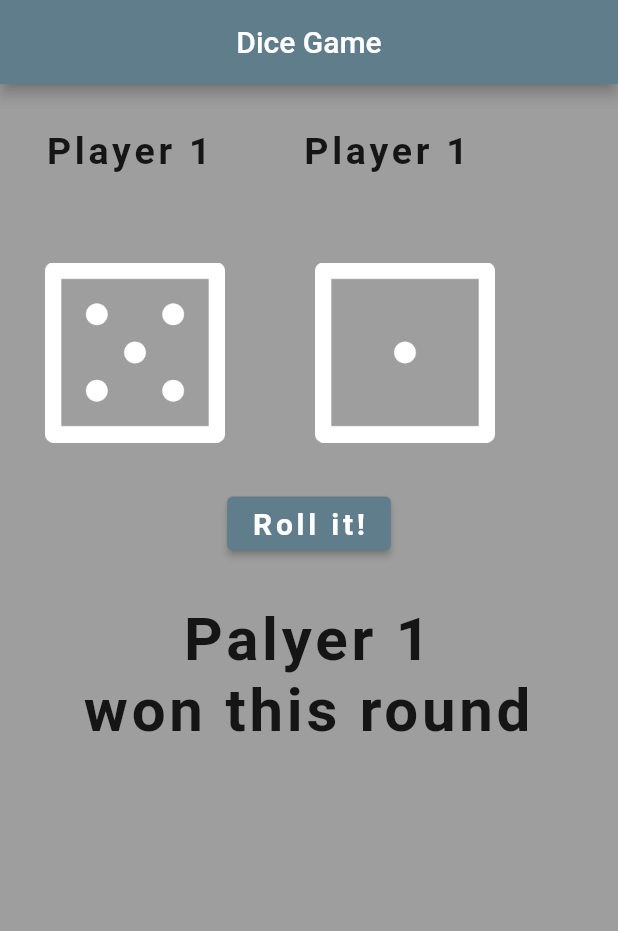
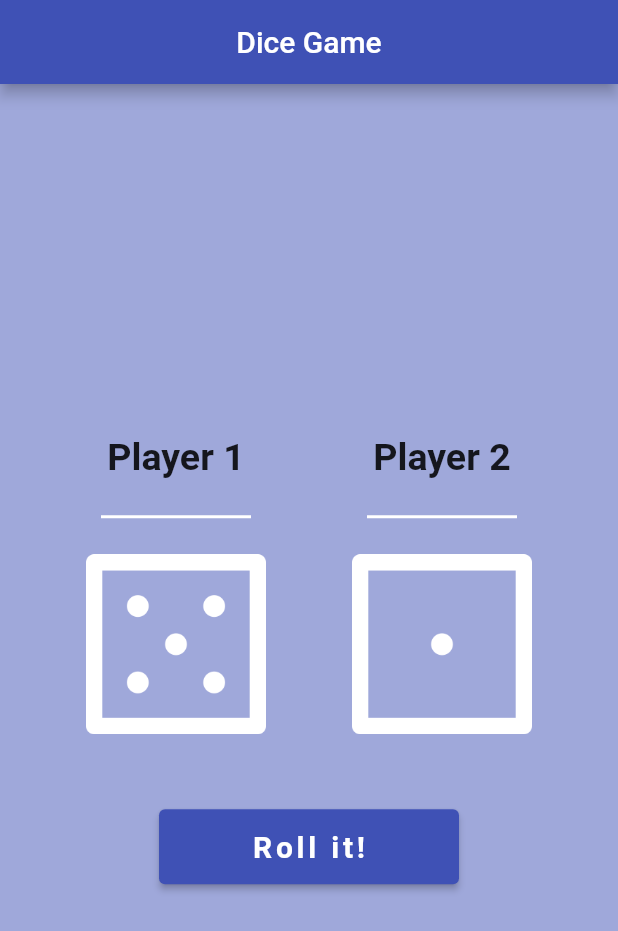
Before and after one commit to besarshabani9/dice_game, a Flutter app: the screen it shows after launch, after a tap on "Roll it!", on a phone screen of 412 x 824 dp. Shown: the top 931 px of the screen. Run offline on Flutter 3.47's test engine with Material 2 defaults, Android fonts, the phone set to English and light mode, and no system bars.

Commit message:
UI redesigned

```diff
--- a/lib/main.dart
+++ b/lib/main.dart
@@ -1,7 +1,7 @@
 import 'package:flutter/material.dart';
 import 'dart:math';
 
-void main() => runApp(MyApp());
+void main() => runApp(const MyApp());
 
 // void main() {
 //   runApp(
@@ -15,14 +15,14 @@ class MyApp extends StatelessWidget {
   @override
   Widget build(BuildContext context) {
     return MaterialApp(
-      theme: ThemeData(primarySwatch: Colors.blueGrey),
+      theme: ThemeData(primarySwatch: Colors.indigo),
       debugShowCheckedModeBanner: false,
       home: Scaffold(
         appBar: AppBar(
-          title: Text("Dice Game"),
+          title: const Text("Dice Game"),
           centerTitle: true,
         ),
-        body: HomeScreen(),
+        body: const HomeScreen(),
       ),
     );
   }
@@ -36,22 +36,19 @@ class HomeScreen extends StatefulWidget {
 }
 
 class _HomeScreenState extends State<HomeScreen> {
-  String _img1url = "images/1.png";
-  String _img2url = "images/1.png";
-  String _winner = "";
+  int leftDiceNo = 2;
+  int rightDiceNo = 2;
 
   void onClick() {
-    this.setState(() {
-      var ranNo1 = Random().nextInt(6) + 1;
-      _img1url = "images/$ranNo1.png";
-      var ranNo2 = Random().nextInt(5) + 1;
-      _img2url = "images/$ranNo2.png";
-      if (ranNo1 > ranNo2) {
-        _winner = "Palyer 1 \nwon this round";
-      } else if (ranNo1 < ranNo2) {
-        _winner = "Palyer 2 \nwon  this round";
+    setState(() {
+      leftDiceNo = Random().nextInt(6) + 1;
+      rightDiceNo = Random().nextInt(5) + 1;
+
+      if (leftDiceNo > rightDiceNo) {
+      } else if (leftDiceNo < rightDiceNo) {
+        //_winner = "Palyer 2 \nwon  this round";
       } else {
-        _winner = "No Winner this round";
+        //_winner = "No Winner this round";
       }
     });
   }
@@ -59,64 +56,75 @@ class _HomeScreenState extends State<HomeScreen> {
   @override
   Widget build(BuildContext context) {
     return Container(
-      color: Colors.grey,
+      color: Colors.indigo.shade200,
       child: Column(
+        mainAxisAlignment: MainAxisAlignment.center,
         children: [
           Row(
+            mainAxisAlignment: MainAxisAlignment.spaceEvenly,
             children: [
-              Container(
-                padding: EdgeInsets.all(30),
-                child: const Text(
+              Column(
+                children: [
+                  const Text(
                     "Player 1",
-                  textAlign: TextAlign.start,
                     style: TextStyle(
                       fontSize: 25.0,
                       fontWeight: FontWeight.bold,
-                    letterSpacing: 2.5,
                     ),
                   ),
+                  const SizedBox(
+                    width: 100.0,
+                    height: 50.0,
+                    child: Divider(
+                      color: Colors.white,
+                      thickness: 2.0,
                     ),
-              Container(
-                padding: EdgeInsets.all(30),
-                child: const Text(
-                  "Player 1",
-                  textAlign: TextAlign.end,
+                  ),
+                  Image(
+                    image: AssetImage("images/$leftDiceNo.png"),
+                    width: 120,
+                    height: 120,
+                  ),
+                ],
+              ),
+              Column(
+                children: [
+                  const Text(
+                    "Player 2",
                     style: TextStyle(
                       fontSize: 25.0,
                       fontWeight: FontWeight.bold,
-                    letterSpacing: 2.5,
                     ),
                   ),
+                  const SizedBox(
+                    width: 100.0,
+                    height: 50.0,
+                    child: Divider(
+                      color: Colors.white,
+                      thickness: 2.0,
                     ),
-            ],
                   ),
-          Row(
-            children: [
-              Container(
-                padding: EdgeInsets.all(30),
-                child: Image(
-                  image: AssetImage(_img1url),
+                  Image(
+                    image: AssetImage("images/$rightDiceNo.png"),
                     width: 120,
                     height: 120,
                   ),
-              ),
-              Container(
-                padding: EdgeInsets.all(30),
-                child: Image(
-                  image: AssetImage(_img2url),
-                  width: 120,
-                  height: 120,
-                ),
-              ),
+                ],
+              )
             ],
           ),
-          Container(
-            child: ElevatedButton(
+          const SizedBox(height: 50.0),
+          Row(
+            mainAxisAlignment: MainAxisAlignment.center,
+            children: [
+              ElevatedButton(
                 style: ElevatedButton.styleFrom(
-                backgroundColor: Colors.blueGrey,
+                  fixedSize: Size(200.0, 50.0),
+                  backgroundColor: Colors.indigo,
+                  foregroundColor: Colors.white,
                 ),
                 onPressed: onClick,
-              child: Text(
+                child: const Text(
                   "Roll it!",
                   style: TextStyle(
                     fontSize: 20.0,
@@ -125,18 +133,7 @@ class _HomeScreenState extends State<HomeScreen> {
                   ),
                 ),
               ),
-          ),
-          Container(
-            padding: EdgeInsets.all(30),
-            child: Text(
-              _winner,
-              textAlign: TextAlign.center,
-              style: TextStyle(
-                fontSize: 40.0,
-                fontWeight: FontWeight.bold,
-                letterSpacing: 2.5,
-              ),
-            ),
+            ],
           ),
         ],
       ),
```
Lines whose indentation alone changed are shown as unchanged.
